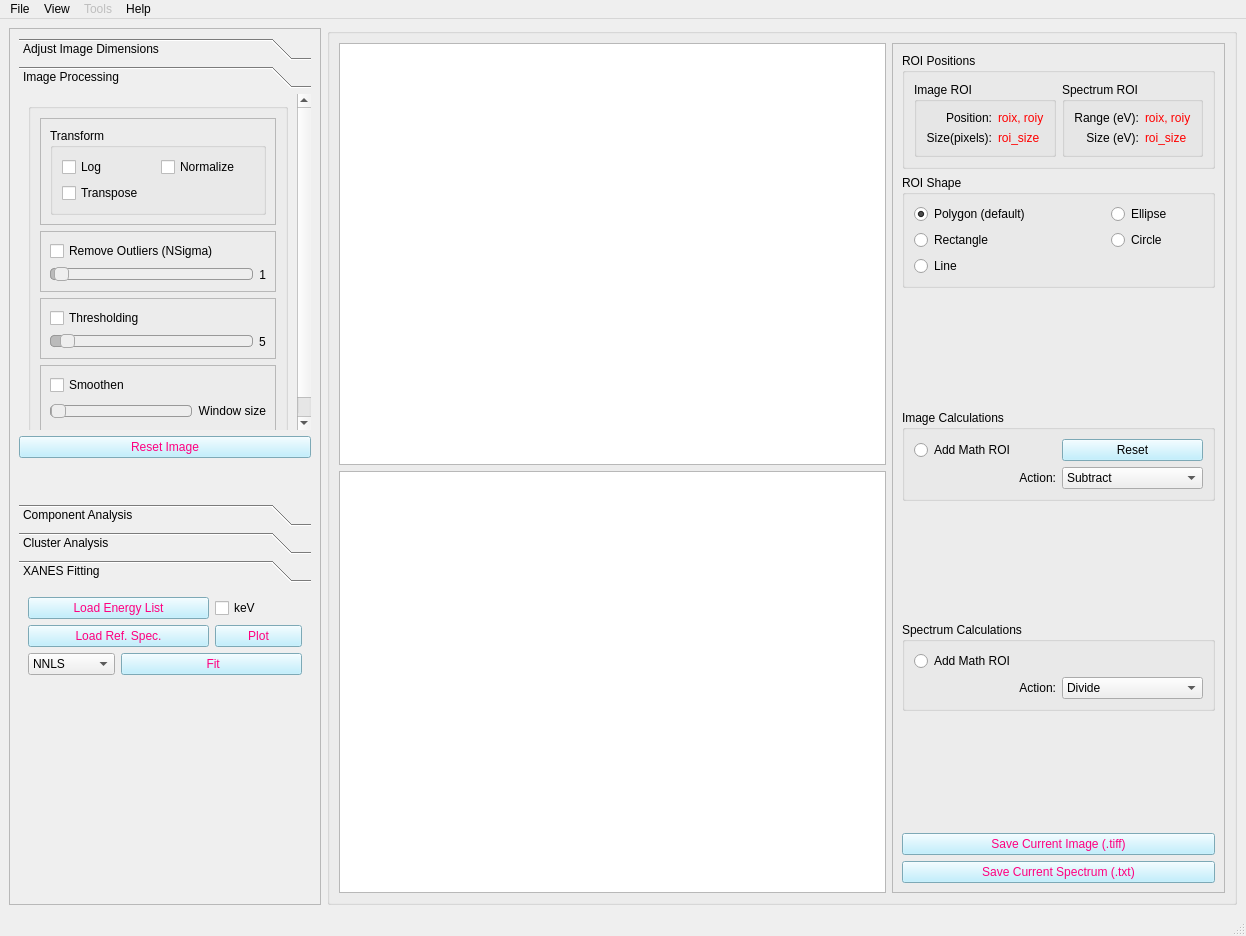
pattammattel/MIDAS_Admin, file uis/mainwindow_admin.ui: the form before one commit.
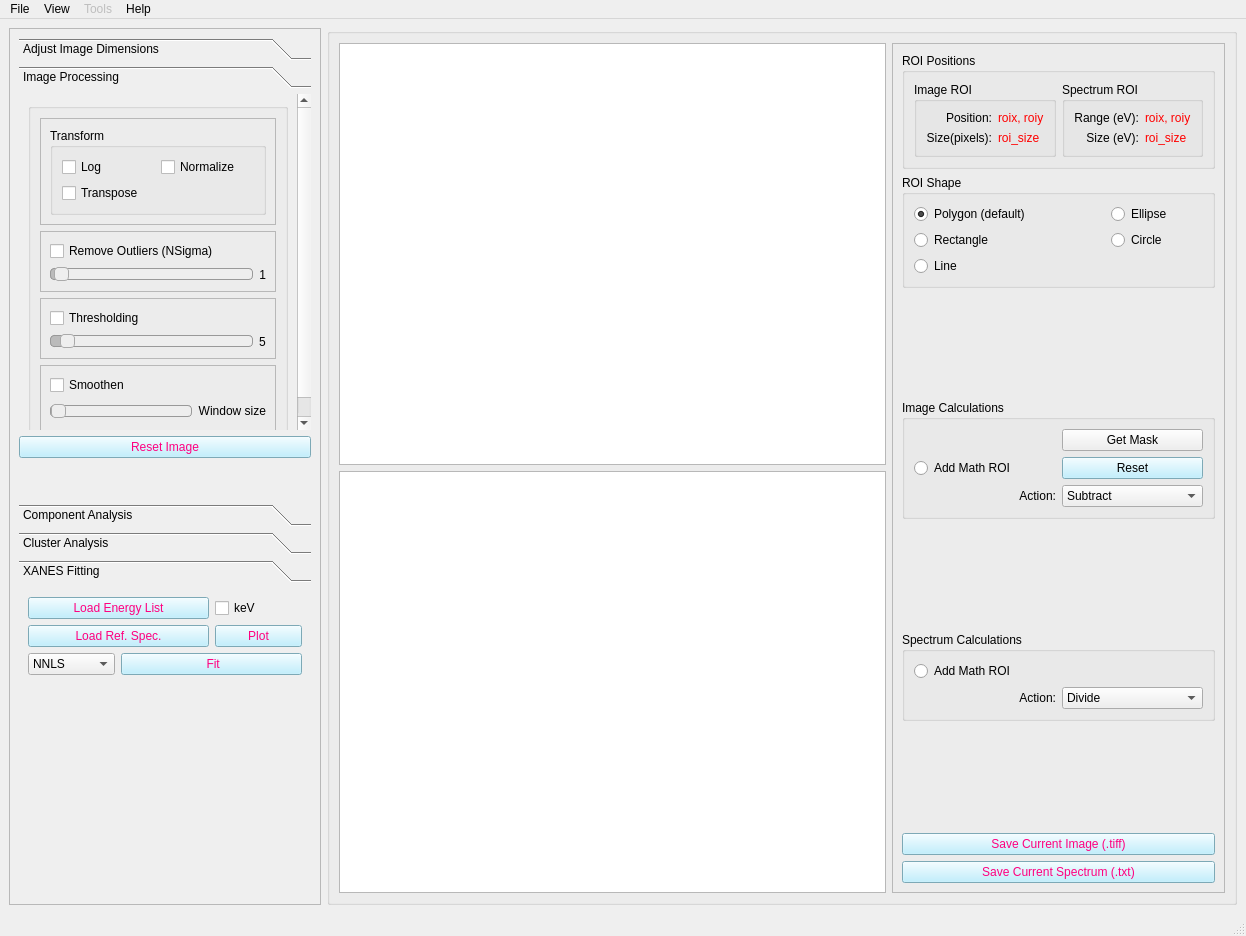
The form after the commit. Custom widgets are drawn as their Qt base class.

What changed in the file:
```diff
--- a/uis/mainwindow_admin.ui
+++ b/uis/mainwindow_admin.ui
@@ -1333,7 +1333,7 @@
              <string>Image Calculations</string>
             </property>
             <layout class="QGridLayout" name="gridLayout_6">
-             <item row="0" column="0">
+             <item row="1" column="0">
               <widget class="QRadioButton" name="rb_math_roi_img">
                <property name="layoutDirection">
                 <enum>Qt::LeftToRight</enum>
@@ -1343,27 +1343,7 @@
                </property>
               </widget>
              </item>
-             <item row="0" column="1">
-              <widget class="QPushButton" name="pb_reset_roi_2">
-               <property name="styleSheet">
-                <string notr="true">background-color: rgb(175, 236, 255);</string>
-               </property>
-               <property name="text">
-                <string>Reset</string>
-               </property>
-              </widget>
-             </item>
-             <item row="1" column="0">
-              <widget class="QLabel" name="label_14">
-               <property name="text">
-                <string>Action:</string>
-               </property>
-               <property name="alignment">
-                <set>Qt::AlignRight|Qt::AlignTrailing|Qt::AlignVCenter</set>
-               </property>
-              </widget>
-             </item>
-             <item row="1" column="1">
+             <item row="2" column="1">
               <widget class="QComboBox" name="cb_img_roi_action">
                <property name="sizePolicy">
                 <sizepolicy hsizetype="Preferred" vsizetype="Preferred">
@@ -1393,6 +1373,33 @@
                </item>
               </widget>
              </item>
+             <item row="1" column="1">
+              <widget class="QPushButton" name="pb_reset_roi_2">
+               <property name="styleSheet">
+                <string notr="true">background-color: rgb(175, 236, 255);</string>
+               </property>
+               <property name="text">
+                <string>Reset</string>
+               </property>
+              </widget>
+             </item>
+             <item row="2" column="0">
+              <widget class="QLabel" name="label_14">
+               <property name="text">
+                <string>Action:</string>
+               </property>
+               <property name="alignment">
+                <set>Qt::AlignRight|Qt::AlignTrailing|Qt::AlignVCenter</set>
+               </property>
+              </widget>
+             </item>
+             <item row="0" column="1">
+              <widget class="QPushButton" name="pb_get_roi_mask">
+               <property name="text">
+                <string>Get Mask</string>
+               </property>
+              </widget>
+             </item>
             </layout>
            </widget>
           </item>
```
